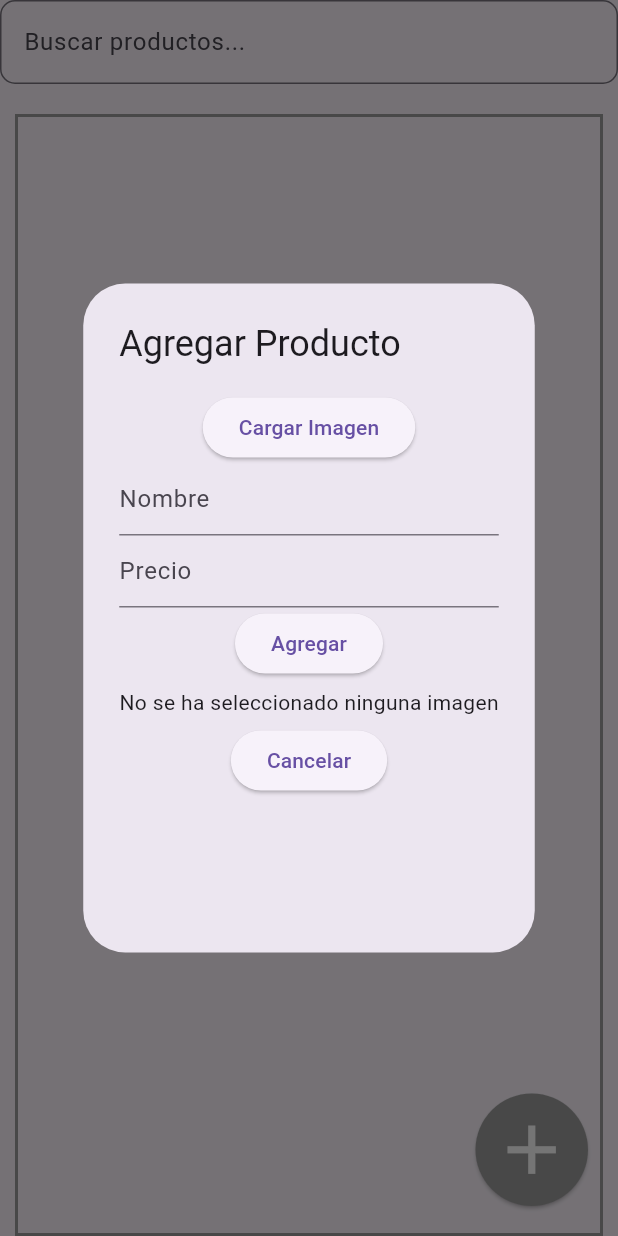
After one commit to EstP19/Xvent-Flutter, a Flutter app: the Product screen opened directly, after a tap on the "add" icon, on a phone screen of 412 x 824 dp. The commit adds this screen. Run offline on Flutter 3.47's test engine with Material 3 defaults, Android fonts, the light colour scheme and no system bars; our stand-ins replace image_picker.

Commit message:
products

```diff
--- a/lib/pages/pages_home/buttons_feed.dart
+++ b/lib/pages/pages_home/buttons_feed.dart
@@ -2,8 +2,6 @@ import 'package:flutter/material.dart';
 import 'package:trabajo/pages/pages_home/pagesbuttons/addition.dart';
 import 'package:trabajo/pages/pages_home/pagesbuttons/calendar.dart';
 import 'package:trabajo/pages/pages_home/pagesbuttons/data.dart';
-
-/// Flutter code sample for [BottomNavigationBar].
 
 class ButtonsFeed extends StatefulWidget {
   const ButtonsFeed({super.key});
--- /dev/null
+++ b/lib/pages/pages_home/pagesbuttons/pages_addition/pages_products/add_product.dart
@@ -0,0 +1,115 @@
+// add_product.dart
+import 'dart:typed_data';
+import 'package:flutter/material.dart';
+import 'package:image_picker/image_picker.dart';
+import 'package:trabajo/pages/pages_home/pagesbuttons/pages_addition/product_class.dart';
+
+class AddProduct extends StatefulWidget {
+  final Function(ProductS)
+      onAddProduct; // Función que recibe el producto agregado
+
+  const AddProduct({super.key, required this.onAddProduct});
+
+  @override
+  State<AddProduct> createState() => _AddProductState();
+}
+
+class _AddProductState extends State<AddProduct> {
+  String imageGet = '';
+  Uint8List? _imageBytes;
+  final TextEditingController _nameController = TextEditingController();
+  final TextEditingController _priceController = TextEditingController();
+
+  @override
+  Widget build(BuildContext context) {
+    return ElevatedButton(
+      onPressed: () {
+        showDialog(
+          context: context,
+          builder: (context) => AlertDialog(
+            title: const Text('Agregar Producto'),
+            content: SizedBox(
+              height: 350,
+              child: Column(
+                mainAxisSize: MainAxisSize.min,
+                children: [
+                  ElevatedButton(
+                    onPressed: () async {
+                      final ImagePicker picker = ImagePicker();
+                      final XFile? pickedFile = await picker.pickImage(
+                        source: ImageSource.gallery,
+                      );
+
+                      if (pickedFile != null) {
+                        final Uint8List imageBytes =
+                            await pickedFile.readAsBytes();
+                        setState(() {
+                          _imageBytes =
+                              imageBytes; // Guarda los bytes de la imagen
+                        });
+                      }
+                    },
+                    child: const Text('Cargar Imagen'),
+                  ),
+                  TextField(
+                    controller: _nameController,
+                    decoration: const InputDecoration(
+                      hintText: 'Nombre',
+                    ),
+                  ),
+                  TextField(
+                    controller: _priceController,
+                    decoration: const InputDecoration(
+                      hintText: 'Precio',
+                    ),
+                  ),
+                  ElevatedButton(
+                    onPressed: () {
+                      // Crea un nuevo producto y llama a la función para agregarlo
+                      if (_nameController.text.isNotEmpty &&
+                          _priceController.text.isNotEmpty) {
+                        final newProduct = ProductS(
+                          name: _nameController.text,
+                          price: _priceController.text,
+                          imageBytes: _imageBytes,
+                        );
+                        widget.onAddProduct(
+                            newProduct); // Llama a la función pasada
+                        Navigator.of(context).pop(); // Cierra el diálogo
+                      }
+                    },
+                    child: const Text('Agregar'),
+                  ),
+                  SizedBox(height: 5),
+                  _imageBytes != null
+                      ? Image.memory(_imageBytes!,
+                          width: 50,
+                          height: 50) // Muestra la imagen seleccionada
+                      : const Text('No se ha seleccionado ninguna imagen'),
+                  SizedBox(
+                    height: 5,
+                  ),
+                  ElevatedButton(
+                      onPressed: () {
+                        Navigator.of(context).pop();
+                      },
+                      child: Text('Cancelar'))
+                ],
+              ),
+            ),
+          ),
+        );
+      },
+      style: ElevatedButton.styleFrom(
+        backgroundColor: Colors.grey,
+        fixedSize: Size(75, 75),
+        padding: EdgeInsets.zero,
+      ),
+      child: Icon(
+        Icons.add,
+        color: Colors.white,
+        size: 55,
+      ),
+    );
+  }
+}
--- /dev/null
+++ b/lib/pages/pages_home/pagesbuttons/pages_addition/pages_products/search_products.dart
@@ -0,0 +1,30 @@
+import 'package:flutter/material.dart';
+
+class ProductsSearch extends StatefulWidget {
+  final Function(String) onSearch; // Callback para enviar texto de búsqueda
+
+  const ProductsSearch({super.key, required this.onSearch});
+
+  @override
+  State<ProductsSearch> createState() => _ProductsSearchState();
+}
+
+class _ProductsSearchState extends State<ProductsSearch> {
+  final TextEditingController _searchController = TextEditingController();
+
+  @override
+  Widget build(BuildContext context) {
+    return TextFormField(
+      controller: _searchController,
+      onChanged: (value) {
+        widget.onSearch(value); // Llama al callback al cambiar el texto
+      },
+      keyboardType: TextInputType.text,
+      decoration: const InputDecoration(
+        border: OutlineInputBorder(
+            borderRadius: BorderRadius.all(Radius.circular(10.0))),
+        hintText: 'Buscar productos...',
+      ),
+    );
+  }
+}
--- /dev/null
+++ b/lib/pages/pages_home/pagesbuttons/pages_addition/pages_products/show_products.dart
@@ -0,0 +1,61 @@
+import 'package:flutter/material.dart';
+import 'package:trabajo/pages/pages_home/pagesbuttons/pages_addition/product_class.dart'; // Importa el modelo aquí
+
+class ShowProducts extends StatelessWidget {
+  final List<ProductS> products;
+
+  const ShowProducts({super.key, required this.products});
+
+  @override
+  Widget build(BuildContext context) {
+    return Container(
+      margin: const EdgeInsets.only(left: 10, right: 10, top: 10),
+      padding: const EdgeInsets.all(10),
+      decoration: BoxDecoration(
+        border: Border.all(
+          color: Colors.grey,
+          width: 2.0,
+        ),
+      ),
+      child: products.isNotEmpty
+          ? ListView.builder(
+              itemCount: products.length,
+              itemBuilder: (context, index) {
+                final product = products[index];
+                return Card(
+                  margin: const EdgeInsets.symmetric(vertical: 5),
+                  child: Padding(
+                    padding: const EdgeInsets.all(10),
+                    child: Row(
+                      children: [
+                        product.imageBytes != null
+                            ? Image.memory(
+                                product.imageBytes!,
+                                width: 100,
+                                height: 100,
+                              )
+                            : const SizedBox(width: 100, height: 100),
+                        const SizedBox(width: 10),
+                        Expanded(
+                          child: Column(
+                            crossAxisAlignment: CrossAxisAlignment.start,
+                            children: [
+                              Text(product.name,
+                                  style: const TextStyle(fontSize: 25)),
+                              Text('\$${product.price}',
+                                  style: const TextStyle(
+                                      fontSize: 18,
+                                      color: Color.fromARGB(255, 17, 121, 55))),
+                            ],
+                          ),
+                        ),
+                      ],
+                    ),
+                  ),
+                );
+              },
+            )
+          : const Center(child: Text('No hay productos disponibles')),
+    );
+  }
+}
--- /dev/null
+++ b/lib/pages/pages_home/pagesbuttons/pages_addition/product.dart
@@ -0,0 +1,58 @@
+import 'package:flutter/material.dart';
+import 'package:trabajo/pages/pages_home/pagesbuttons/pages_addition/pages_products/add_product.dart';
+import 'package:trabajo/pages/pages_home/pagesbuttons/pages_addition/pages_products/search_products.dart';
+import 'package:trabajo/pages/pages_home/pagesbuttons/pages_addition/pages_products/show_products.dart';
+import 'package:trabajo/pages/pages_home/pagesbuttons/pages_addition/product_class.dart';
+
+class Product extends StatefulWidget {
+  const Product({super.key});
+
+  @override
+  State<Product> createState() => _ProductState();
+}
+
+class _ProductState extends State<Product> {
+  final List<ProductS> _products = [];
+  String _searchQuery = ''; // Variable para almacenar la búsqueda
+
+  void _addProduct(ProductS product) {
+    setState(() {
+      _products.add(product);
+    });
+  }
+
+  void _updateSearchQuery(String query) {
+    setState(() {
+      _searchQuery = query; // Actualiza la búsqueda
+    });
+  }
+
+  @override
+  Widget build(BuildContext context) {
+    final filteredProducts = _products.where((product) {
+      return product.name.toLowerCase().contains(_searchQuery.toLowerCase());
+    }).toList();
+
+    return Scaffold(
+      body: Stack(
+        children: [
+          Column(
+            children: [
+              ProductsSearch(onSearch: _updateSearchQuery), // Pasar el callback
+              const SizedBox(height: 10),
+              Expanded(
+                child: ShowProducts(
+                    products: filteredProducts), // Mostrar productos filtrados
+              ),
+            ],
+          ),
+          Positioned(
+            bottom: 20,
+            right: 20,
+            child: AddProduct(onAddProduct: _addProduct),
+          ),
+        ],
+      ),
+    );
+  }
+}
--- /dev/null
+++ b/lib/pages/pages_home/pagesbuttons/pages_addition/product_class.dart
@@ -0,0 +1,10 @@
+// Clase para representar un producto
+import 'dart:typed_data';
+
+class ProductS {
+  final String name;
+  final String price;
+  final Uint8List? imageBytes;
+
+  ProductS({required this.name, required this.price, this.imageBytes});
+}
--- a/lib/pages/pages_login/content.dart
+++ b/lib/pages/pages_login/content.dart
@@ -12,7 +12,7 @@ class _ContenidoState extends State<Cuerpo> {
   @override
   Widget build(BuildContext context) {
     return const Padding(
-      padding: EdgeInsets.symmetric(horizontal: 20),
+      padding: EdgeInsets.symmetric(horizontal: 15),
       child: Column(
         mainAxisAlignment: MainAxisAlignment.center,
         crossAxisAlignment: CrossAxisAlignment.start,
--- a/lib/pages/pages_login/logo.dart
+++ b/lib/pages/pages_login/logo.dart
@@ -9,12 +9,12 @@ class Logo extends StatelessWidget {
         alignment: Alignment.topCenter,
         child: Column(children: [
           const SizedBox(
-            height: 10,
+            height: 70,
           ),
           Container(
             color: Colors.green,
-            width: 150,
-            height: 85,
+            width: 300,
+            height: 150,
           ),
           const SizedBox(
             height: 10,
--- a/pubspec.yaml
+++ b/pubspec.yaml
@@ -36,6 +36,10 @@ dependencies:
   # Use with the CupertinoIcons class for iOS style icons.
   cupertino_icons: ^1.0.8
 
+  image_picker: ^1.1.2
+
+  image_picker_for_web: ^2.1.8
+
 dev_dependencies:
   flutter_test:
     sdk: flutter
@@ -45,7 +49,7 @@ dev_dependencies:
   # activated in the `analysis_options.yaml` file located at the root of your
   # package. See that file for information about deactivating specific lint
   # rules and activating additional ones.
-  flutter_lints: ^4.0.0
+  flutter_lints: ^5.0.0
 
 # For information on the generic Dart part of this file, see the
 # following page: https://dart.dev/tools/pub/pubspec
```
Also changed, not shown: lib/pages/pages_home/pagesbuttons/addition.dart (+72 -1 lines), lib/pages/pages_home/pagesbuttons/pages_addition/client.dart (added, +15 -0 lines), pubspec.lock, 8 other files.
